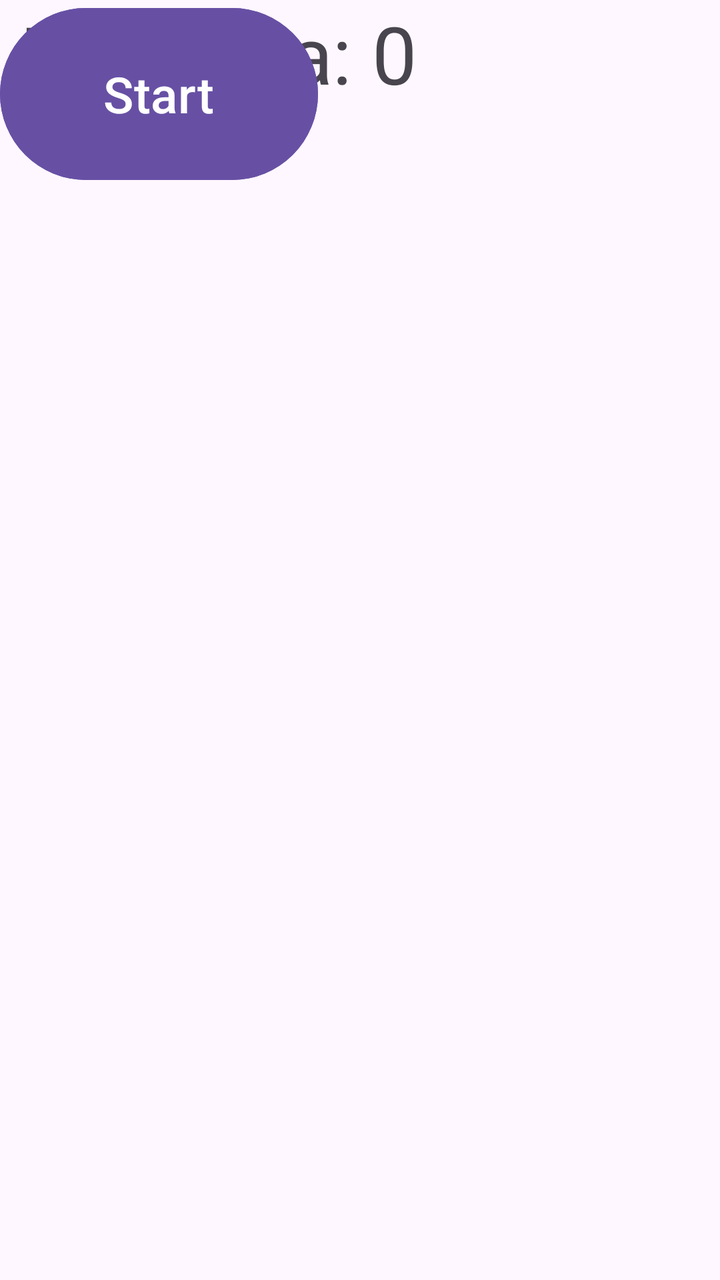
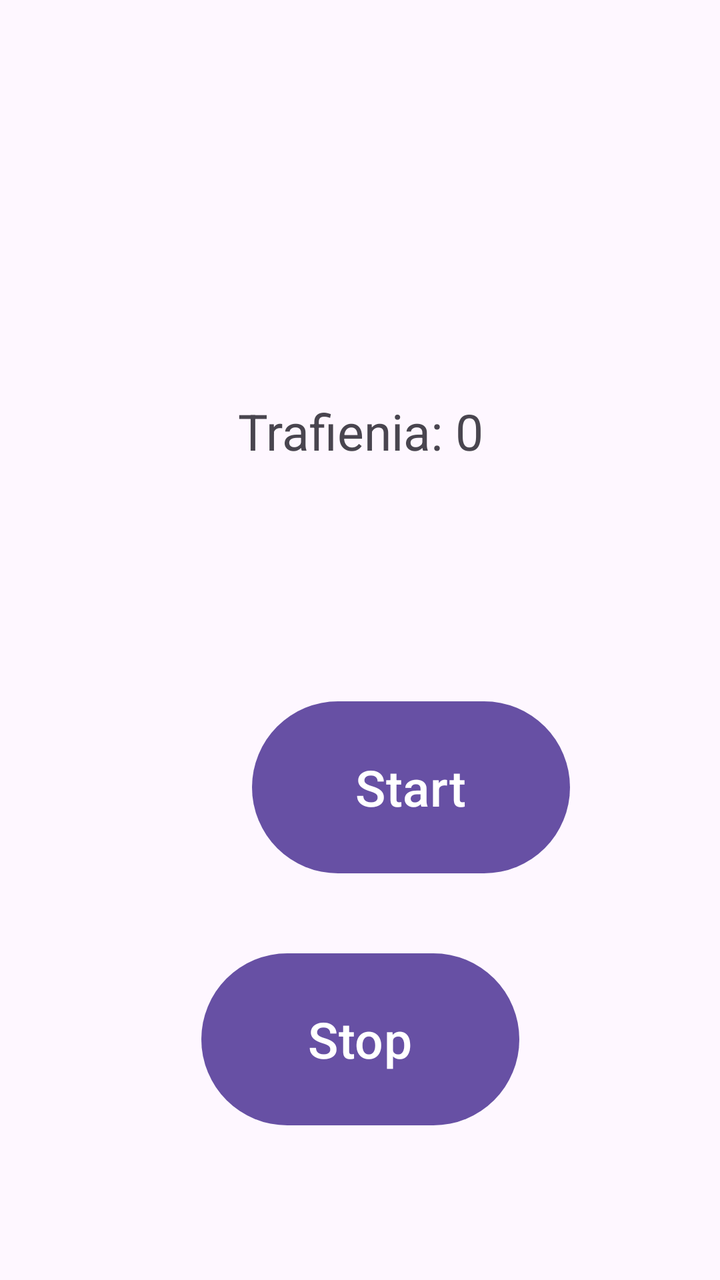

The first picture is an Android layout as it rendered before a commit; the second is the same layout after the commit. The layout source and the unified diff follow.
<!-- AndroidManifest.xml: application theme Theme.GraZatrzymaj7 -->
<!-- res/layout/activity_main.xml -->
<?xml version="1.0" encoding="utf-8"?>
<androidx.constraintlayout.widget.ConstraintLayout xmlns:android="http://schemas.android.com/apk/res/android"
    xmlns:app="http://schemas.android.com/apk/res-auto"
    xmlns:tools="http://schemas.android.com/tools"
    android:id="@+id/main"
    android:layout_width="match_parent"
    android:layout_height="match_parent"
    tools:context=".MainActivity">

    <TextView
        android:id="@+id/textView"
        android:layout_width="221dp"
        android:layout_height="90dp"
        android:text="Trafienia: 0"
        android:textAlignment="center"
        android:textSize="40sp"
        tools:layout_editor_absoluteX="96dp"
        tools:layout_editor_absoluteY="201dp" />

    <Button
        android:id="@+id/button3"
        android:layout_width="159dp"
        android:layout_height="94dp"
        android:textSize="25sp"
        android:text="Stop"
        tools:layout_editor_absoluteX="126dp"
        tools:layout_editor_absoluteY="500dp" />

    <TextView
        android:layout_width="221dp"
        android:layout_height="90dp"
        android:layout_marginStart="96dp"
        android:layout_marginTop="96dp"
        android:layout_marginEnd="95dp"
        android:layout_marginBottom="545dp"
        android:text="0,0"
        android:textAlignment="center"
        android:textSize="40sp"
        app:layout_constraintBottom_toBottomOf="parent"
        app:layout_constraintEnd_toEndOf="parent"
        app:layout_constraintHorizontal_bias="1.0"
        app:layout_constraintStart_toStartOf="parent"
        app:layout_constraintTop_toTopOf="parent"
        app:layout_constraintVertical_bias="1.0" />

    <Button
        android:id="@+id/button"
        android:layout_width="159dp"
        android:layout_height="94dp"
        android:text="Start"
        android:textSize="25sp"
        tools:layout_editor_absoluteX="126dp"
        tools:layout_editor_absoluteY="378dp" />

</androidx.constraintlayout.widget.ConstraintLayout>
<!-- resources referenced by this layout -->
<resources>
  <style name="Theme.GraZatrzymaj7" parent="Base.Theme.GraZatrzymaj7" />
  <style name="Base.Theme.GraZatrzymaj7" parent="Theme.Material3.DayNight.NoActionBar">
          
          
      </style>
</resources>

<!-- the commit's change to res/layout/activity_main.xml (unified diff, before → after) -->
@@ -8,34 +8,61 @@
     tools:context=".MainActivity">
 
     <TextView
-        android:id="@+id/textView"
-        android:layout_width="221dp"
-        android:layout_height="90dp"
+        android:id="@+id/score"
+        android:layout_width="374dp"
+        android:layout_height="70dp"
+        android:layout_marginStart="18dp"
+        android:layout_marginTop="134dp"
+        android:layout_marginEnd="19dp"
+        android:layout_marginBottom="39dp"
         android:text="Trafienia: 0"
         android:textAlignment="center"
-        android:textSize="40sp"
-        tools:layout_editor_absoluteX="96dp"
-        tools:layout_editor_absoluteY="201dp" />
+        android:textSize="25sp"
+        app:layout_constraintBottom_toTopOf="@+id/start"
+        app:layout_constraintEnd_toEndOf="parent"
+        app:layout_constraintStart_toStartOf="parent"
+        app:layout_constraintTop_toBottomOf="@+id/timer" />
+
+    <TextView
+        android:id="@+id/info"
+        android:layout_width="374dp"
+        android:layout_height="70dp"
+        android:layout_marginStart="16dp"
+        android:layout_marginTop="8dp"
+        android:layout_marginEnd="21dp"
+        android:textAlignment="center"
+        android:textSize="25sp"
+        app:layout_constraintBottom_toTopOf="@+id/start"
+        app:layout_constraintEnd_toEndOf="parent"
+        app:layout_constraintStart_toStartOf="parent"
+        app:layout_constraintTop_toBottomOf="@+id/score" />
 
     <Button
-        android:id="@+id/button3"
+        android:id="@+id/stop"
         android:layout_width="159dp"
         android:layout_height="94dp"
+        android:layout_marginStart="126dp"
+        android:layout_marginTop="4dp"
+        android:layout_marginEnd="126dp"
+        android:layout_marginBottom="104dp"
+        android:text="Stop"
         android:textSize="25sp"
-        android:text="Stop"
-        tools:layout_editor_absoluteX="126dp"
-        tools:layout_editor_absoluteY="500dp" />
+        app:layout_constraintBottom_toBottomOf="parent"
+        app:layout_constraintEnd_toEndOf="parent"
+        app:layout_constraintStart_toStartOf="parent"
+        app:layout_constraintTop_toBottomOf="@+id/start" />
 
     <TextView
+        android:id="@+id/timer"
         android:layout_width="221dp"
         android:layout_height="90dp"
         android:layout_marginStart="96dp"
         android:layout_marginTop="96dp"
         android:layout_marginEnd="95dp"
         android:layout_marginBottom="545dp"
-        android:text="0,0"
+        android:text="0"
         android:textAlignment="center"
-        android:textSize="40sp"
+        android:textSize="60sp"
         app:layout_constraintBottom_toBottomOf="parent"
         app:layout_constraintEnd_toEndOf="parent"
         app:layout_constraintHorizontal_bias="1.0"
@@ -44,12 +71,19 @@
         app:layout_constraintVertical_bias="1.0" />
 
     <Button
-        android:id="@+id/button"
+        android:id="@+id/start"
         android:layout_width="159dp"
         android:layout_height="94dp"
+        android:layout_marginStart="126dp"
+        android:layout_marginTop="39dp"
+        android:layout_marginEnd="126dp"
+        android:layout_marginBottom="28dp"
         android:text="Start"
         android:textSize="25sp"
-        tools:layout_editor_absoluteX="126dp"
-        tools:layout_editor_absoluteY="378dp" />
+        app:layout_constraintBottom_toTopOf="@+id/stop"
+        app:layout_constraintEnd_toEndOf="parent"
+        app:layout_constraintHorizontal_bias="0.0"
+        app:layout_constraintStart_toStartOf="parent"
+        app:layout_constraintTop_toBottomOf="@+id/score" />
 
 </androidx.constraintlayout.widget.ConstraintLayout>
